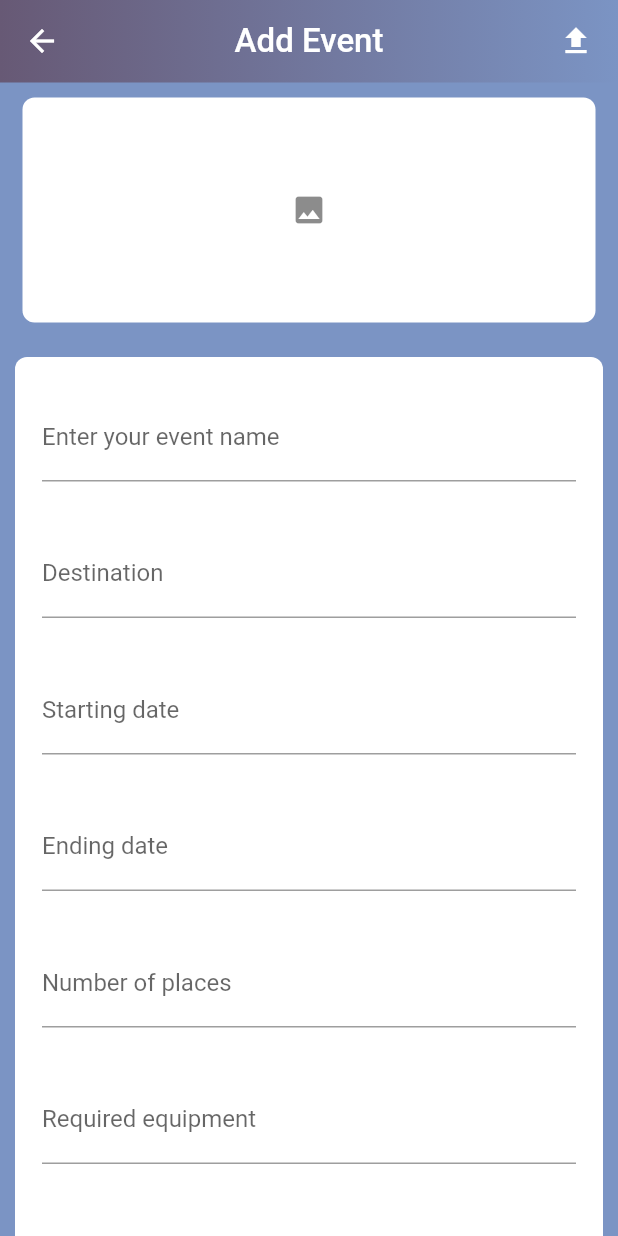
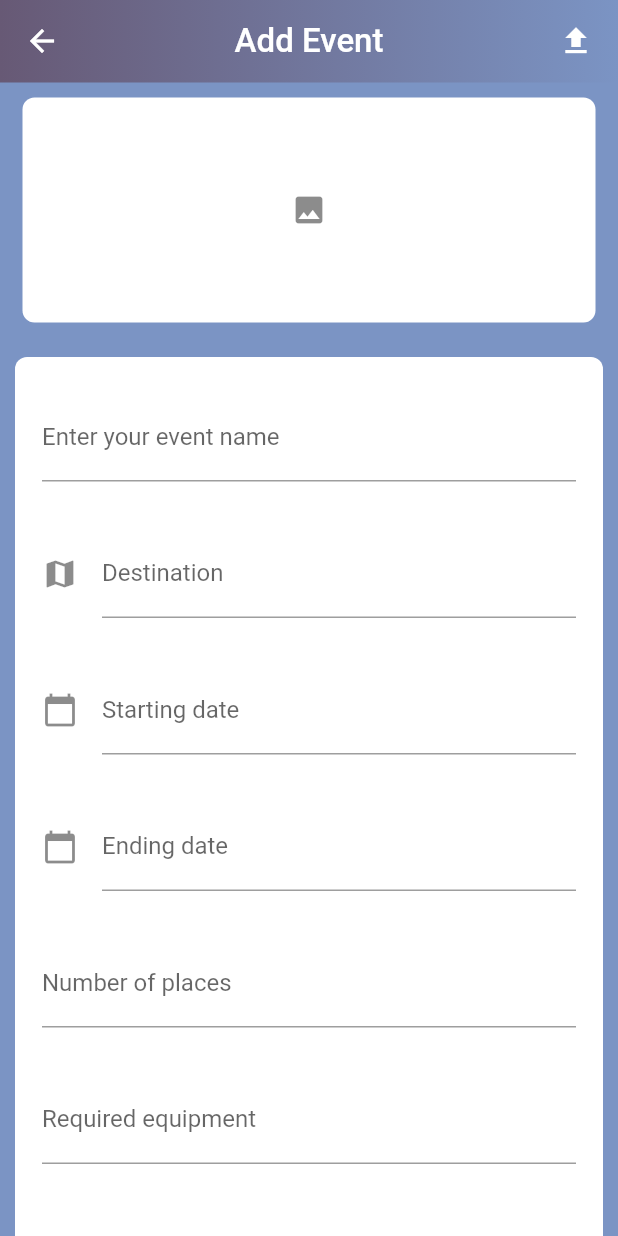
Before and after one commit to Always-number-one/Kampy, a Flutter app: the CreateEvent screen opened directly, after a tap on the "file upload" icon, on a phone screen of 412 x 824 dp. Run offline on Flutter 3.47's test engine with Material 2 defaults, Android fonts, the phone set to English and light mode, and no system bars; our stand-ins replace cloud_firestore, connectivity_plus, device_preview, equatable, firebase_auth, firebase_core and 18 more; missing offline and left inert: custom_clippers; accounts and stored records are empty; network calls fail.

Commit message:
add icons to create event file

```diff
--- a/lib/create_event.dart
+++ b/lib/create_event.dart
@@ -4,9 +4,11 @@ import 'dart:io';
 import 'package:firebase_storage/firebase_storage.dart';
 import 'package:flutter/material.dart';
 import 'package:flutter_application_1/services/crud.dart';
+import 'package:get/get.dart';
 import 'package:hexcolor/hexcolor.dart';
 import 'package:image_picker/image_picker.dart';
 import 'package:firebase_storage/firebase_storage.dart' as firebase_storage;
+import 'package:intl/intl.dart';
 import 'package:path/path.dart' as path;
 import 'package:random_string/random_string.dart';
 import 'package:firebase_auth/firebase_auth.dart';
@@ -22,8 +24,12 @@ class CreateEvent extends StatefulWidget {
 class _CreateEventState extends State<CreateEvent> {
   // firebase_storage.FirebaseStorage storage =
   //     firebase_storage.FirebaseStorage.instance;
-  final controller = TextEditingController();
+  // final controller = TextEditingController();
+  // TextEditingController? startingDate = TextEditingController();
+  // TextEditingController? endingDate = TextEditingController();
+
   final FirebaseAuth auth = FirebaseAuth.instance;
+  // DateTime date = DateTime.now();
 
   String? eventName,
       destination,
@@ -91,7 +97,7 @@ class _CreateEventState extends State<CreateEvent> {
       // uploadTask.then((res) {
       //   res.ref.getDownloadURL();
       // });
-      Map<String, dynamic> eventMap = {
+      Map<String, dynamic>? eventMap = {
         "imgUrl": downloadUrl,
         "eventName": eventName ?? "",
         "destination": destination ?? "",
@@ -112,6 +118,13 @@ class _CreateEventState extends State<CreateEvent> {
     } else {}
   }
 
+  // @override
+  // void initState() {
+  //   startingDate?.text = ""; //set the initial value of text field
+  //   endingDate?.text = ""; //set the initial value of text field
+  //   super.initState();
+  // }
+
   @override
   Widget build(BuildContext context) {
     return Scaffold(
@@ -120,7 +133,7 @@ class _CreateEventState extends State<CreateEvent> {
         child: AppBar(
           centerTitle: true,
           flexibleSpace: Container(
-            decoration:  BoxDecoration(
+            decoration: BoxDecoration(
               gradient: LinearGradient(
                   begin: Alignment.centerLeft,
                   end: Alignment.centerRight,
@@ -225,6 +238,7 @@ class _CreateEventState extends State<CreateEvent> {
                                 horizontal: 8, vertical: 16),
                             child: TextFormField(
                               decoration: const InputDecoration(
+                                icon: Icon(Icons.map),
                                 border: UnderlineInputBorder(),
                                 labelText: 'Destination',
                               ),
@@ -237,10 +251,33 @@ class _CreateEventState extends State<CreateEvent> {
                             padding: const EdgeInsets.symmetric(
                                 horizontal: 8, vertical: 16),
                             child: TextFormField(
+                              // controller: startingDate,
                               decoration: const InputDecoration(
+                                icon: Icon(Icons.calendar_today),
                                 border: UnderlineInputBorder(),
                                 labelText: 'Starting date',
                               ),
+                              // readOnly: true,
+                              // onTap: () async {
+                              //   DateTime? pickedDate = await showDatePicker(
+                              //       context: context,
+                              //       initialDate: date,
+                              //       firstDate: DateTime(2022),
+                              //       lastDate: DateTime(2100));
+                              //   if (pickedDate != null) {
+                              //     print(
+                              //         pickedDate); //pickedDate output format
+                              //     String formattedDate =
+                              //         DateFormat('yyyy-MM-dd')
+                              //             .format(pickedDate);
+                              //     print(
+                              //         formattedDate); //formatted date output using intl package
+                              //     setState(() {
+                              //       startingDate?.text =
+                              //           formattedDate; //set output date to TextField value.
+                              //     });
+                              //   } else {}
+                              // },
                                    onChanged: (val) {
                                 startingDate = val;
                               },
@@ -250,10 +287,32 @@ class _CreateEventState extends State<CreateEvent> {
                             padding: const EdgeInsets.symmetric(
                                 horizontal: 8, vertical: 16),
                             child: TextFormField(
+                              // controller: endingDate,
                               decoration: const InputDecoration(
-                                border: UnderlineInputBorder(),
+                                icon: Icon(Icons.calendar_today),
+                                // border: UnderlineInputBorder(),
                                 labelText: 'Ending date',
                               ),
+                              // readOnly: true,
+                              // onTap: () async {
+                              //   DateTime? endDate = await showDatePicker(
+                              //       context: context,
+                              //       initialDate: date,
+                              //       firstDate: DateTime(2022),
+                              //       lastDate: DateTime(2100));
+                              //   if (endDate != null) {
+                              //     print(
+                              //         endDate); //endDate output format
+                              //     String formatDate =
+                              //         DateFormat('yyyy-MM-dd').format(endDate);
+                              //     print(
+                              //         formatDate); //format date output using intl package
+                              //     setState(() {
+                              //       endingDate?.text =
+                              //           formatDate; //set output date to TextField value.
+                              //     });
+                              //   } else {}
+                              // },
                                    onChanged: (val) {
                                 endingDate = val;
                               },
@@ -290,6 +349,7 @@ class _CreateEventState extends State<CreateEvent> {
                                 horizontal: 8, vertical: 16),
                             child: TextFormField(
                               decoration: const InputDecoration(
+                                icon: Icon(Icons.people),
                                 border: UnderlineInputBorder(),
                                 labelText: 'Group',
                               ),
--- a/lib/kampy_event.dart
+++ b/lib/kampy_event.dart
@@ -146,7 +146,7 @@ class _KampyEventState extends State<KampyEvent> {
                                     Container(
                                       margin: const EdgeInsets.only(left: 220),
                                       child: IconButton(
-                                        icon: const Icon(Icons.delete_outlined),
+                                        icon: const Icon(Icons.delete),
                                         color: Colors.black45,
                                         iconSize: 30.0,
                                         onPressed: () async {
--- a/pubspec.yaml
+++ b/pubspec.yaml
@@ -106,7 +106,9 @@ dependencies:
 
   http: ^0.13.4
   either_dart: 0.2.0
-
+  mockito: ^5.3.0
+  firebase_messaging: ^12.0.2
+  build_daemon: ^3.1.0
 
   # The following adds the Cupertino Icons font to your application.
   # Use with the CupertinoIcons class for iOS style icons.
@@ -123,7 +125,6 @@ dev_dependencies:
   flutter_test:
     sdk: flutter
   lint: 1.8.2
-  mockito: 5.2.0
   build_runner: 2.1.11
   # The "flutter_lints" package below contains a set of recommended lints to
   # encourage good coding practices. The lint set provided by the package is
```
Also changed, not shown: lib/event_details.dart (+33 -33 lines), pubspec.lock, 1 other file. Lines whose indentation alone changed are shown as unchanged.
